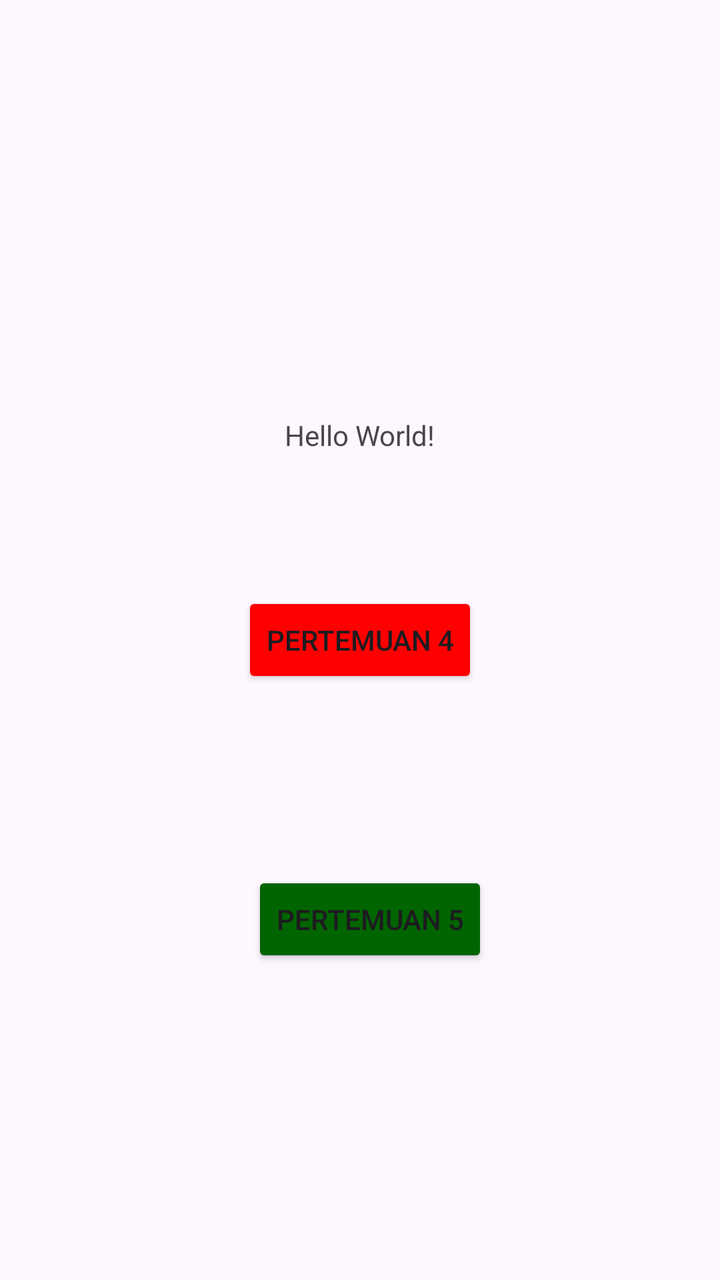
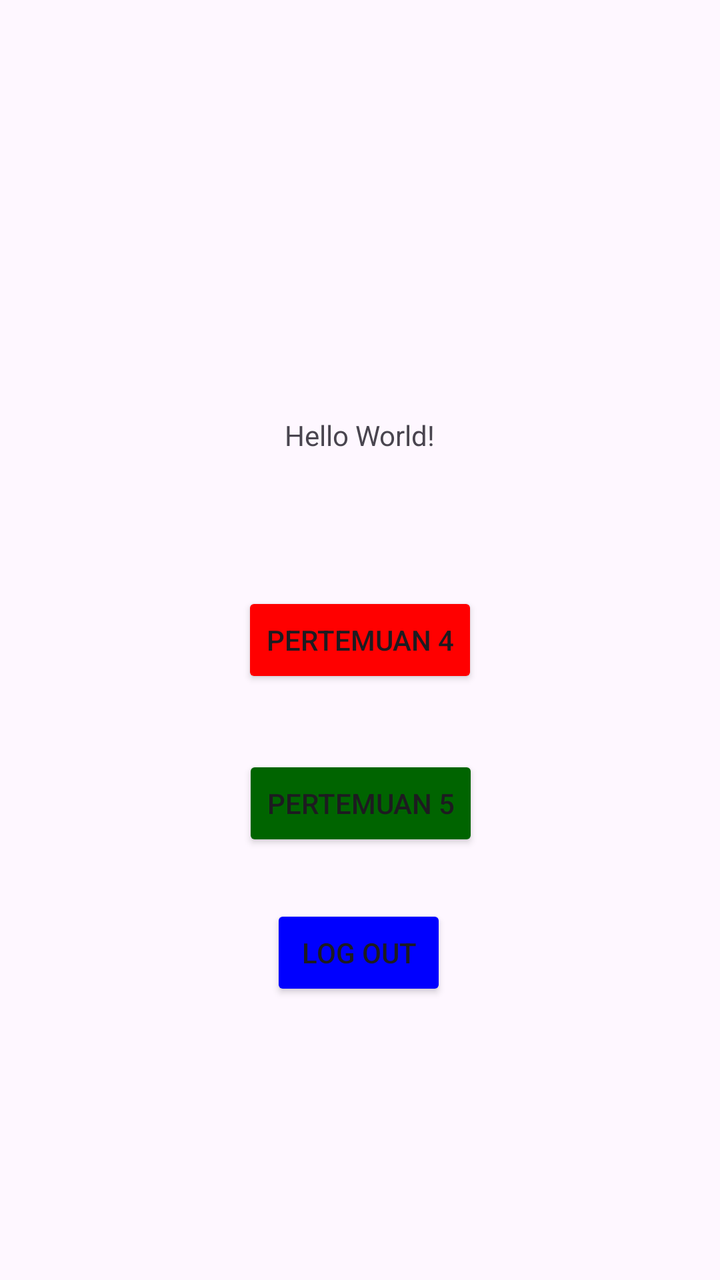

Compare the two renders of this Android layout. The source of the first and the diff that turns it into the second are given below.
<!-- AndroidManifest.xml: application theme Theme.Merkuriusendy -->
<!-- res/layout/activity_main.xml -->
<?xml version="1.0" encoding="utf-8"?>
<androidx.constraintlayout.widget.ConstraintLayout xmlns:android="http://schemas.android.com/apk/res/android"
    xmlns:app="http://schemas.android.com/apk/res-auto"
    xmlns:tools="http://schemas.android.com/tools"
    android:id="@+id/main"
    android:layout_width="match_parent"
    android:layout_height="match_parent"
    tools:context=".MainActivity">

    <TextView
        android:id="@+id/textView5"
        android:layout_width="wrap_content"
        android:layout_height="wrap_content"
        android:text="Hello World!"
        app:layout_constraintBottom_toBottomOf="parent"
        app:layout_constraintEnd_toEndOf="parent"
        app:layout_constraintStart_toStartOf="parent"
        app:layout_constraintTop_toTopOf="parent"
        app:layout_constraintVertical_bias="0.335" />

    <Button
        android:id="@+id/btnToFourth"
        android:layout_width="wrap_content"
        android:layout_height="wrap_content"
        android:backgroundTint="#FF0000"
        android:text="pertemuan 4"
        app:layout_constraintBottom_toBottomOf="parent"
        app:layout_constraintEnd_toEndOf="parent"
        app:layout_constraintStart_toStartOf="parent"
        app:layout_constraintTop_toTopOf="parent" />

    <Button
        android:id="@+id/btnToFifth"
        android:layout_width="wrap_content"
        android:layout_height="wrap_content"
        android:backgroundTint="#006400"
        android:text="pertemuan 5"
        app:layout_constraintBottom_toBottomOf="parent"
        app:layout_constraintEnd_toEndOf="parent"
        app:layout_constraintHorizontal_bias="0.52"
        app:layout_constraintStart_toStartOf="parent"
        app:layout_constraintTop_toTopOf="parent"
        app:layout_constraintVertical_bias="0.736" />

</androidx.constraintlayout.widget.ConstraintLayout>
<!-- resources referenced by this layout -->
<resources>
  <style name="Theme.Merkuriusendy" parent="Base.Theme.Merkuriusendy" />
  <style name="Base.Theme.Merkuriusendy" parent="Theme.Material3.DayNight.NoActionBar">
          
          
      </style>
</resources>

<!-- the commit's change to res/layout/activity_main.xml (unified diff, before → after) -->
@@ -37,9 +37,22 @@
         android:text="pertemuan 5"
         app:layout_constraintBottom_toBottomOf="parent"
         app:layout_constraintEnd_toEndOf="parent"
-        app:layout_constraintHorizontal_bias="0.52"
+        app:layout_constraintHorizontal_bias="0.501"
         app:layout_constraintStart_toStartOf="parent"
         app:layout_constraintTop_toTopOf="parent"
-        app:layout_constraintVertical_bias="0.736" />
+        app:layout_constraintVertical_bias="0.638" />
+
+    <Button
+        android:id="@+id/btnLogout"
+        android:layout_width="wrap_content"
+        android:layout_height="wrap_content"
+        android:backgroundTint="#0000FF"
+        android:text="Log out"
+        app:layout_constraintBottom_toBottomOf="parent"
+        app:layout_constraintEnd_toEndOf="parent"
+        app:layout_constraintHorizontal_bias="0.498"
+        app:layout_constraintStart_toStartOf="parent"
+        app:layout_constraintTop_toTopOf="parent"
+        app:layout_constraintVertical_bias="0.764" />
 
 </androidx.constraintlayout.widget.ConstraintLayout>
